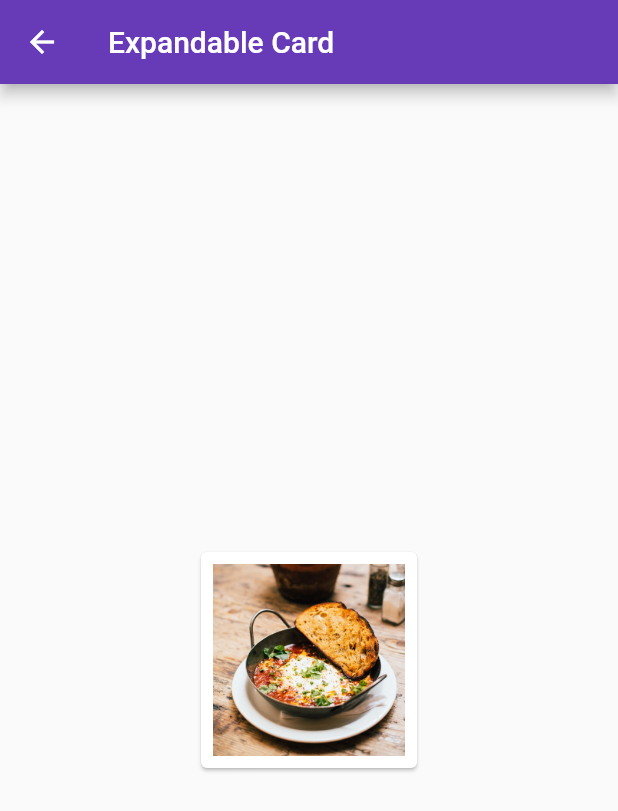
After one commit to jhk-im/flutter-samples, a Flutter app: the screen it shows after launch, after a tap on "Expandable Card", on a phone screen of 412 x 824 dp. The commit adds this screen. Shown: the top 811 px of the screen. Run offline on Flutter 3.47's test engine with Material 2 defaults, Android fonts, the phone set to English and light mode, and no system bars.

```diff
--- a/animations/lib/main.dart
+++ b/animations/lib/main.dart
@@ -5,6 +5,10 @@
 import 'package:flutter/material.dart';
 
 import 'src/basics/01_animated_container.dart';
+import 'src/basics/02_page_route_builder.dart';
+
+import 'src/misc/expand_card.dart';
+import 'src/misc/carousel.dart';
 
 void main() => runApp(const AnimationSamples());
 
@@ -29,6 +33,21 @@ final basicDemos = [
       name: 'AnimatedContainer',
       route: AnimatedContainerDemo.routeName,
       builder: (context) => const AnimatedContainerDemo()),
+  Demo(
+      name: 'PageRouteBuilder',
+      route: PageRouteBuilderDemo.routeName,
+      builder: (context) => const PageRouteBuilderDemo()),
+];
+
+final miscDemos = [
+  Demo(
+      name: 'Expandable Card',
+      route: ExpandCardDemo.routeName,
+      builder: (context) => const ExpandCardDemo()),
+  Demo(
+      name: 'Carousel',
+      route: CarouselDemo.routeName,
+      builder: (context) => CarouselDemo()),
 ];
 
 // Map<K, V>class
@@ -36,12 +55,16 @@ final basicDemos = [
 final basicDemoRoutes =
 Map.fromEntries(basicDemos.map((d) => MapEntry(d.route, d.builder)));
 
+final miscDemoRoutes =
+Map.fromEntries(miscDemos.map((d) => MapEntry(d.route, d.builder)));
+
 // routes 정의
 // MaterialApp 생성자에는 routes 를 정의할 수 있음
 // Map<String, WidgetBuilder> -> route + name 에서 경로를 만들어 builder 함수로 매핑
 // 해당 맵을 사용하여 onGenerateRoute callback 생
 final allRoutes = <String, WidgetBuilder>{
   ...basicDemoRoutes,
+  ...miscDemoRoutes,
 };
 
 // StatelessWidget -> 상태가 없는 widget
@@ -86,6 +109,8 @@ class HomePage extends StatelessWidget {
         children: [
           ListTile(title: Text('Basics', style: headerStyle)),
           ...basicDemos.map((d) => DemoTile(demo: d)),
+          ListTile(title: Text('Misc', style: headerStyle)),
+          ...miscDemos.map((d) => DemoTile(demo: d)),
         ],
       ),
     );
--- /dev/null
+++ b/animations/lib/src/misc/expand_card.dart
@@ -0,0 +1,94 @@
+// Copyright 2019 The Flutter team. All rights reserved.
+// Use of this source code is governed by a BSD-style license that can be
+// found in the LICENSE file.
+
+import 'package:flutter/material.dart';
+
+class ExpandCardDemo extends StatelessWidget {
+  const ExpandCardDemo({Key? key}) : super(key: key);
+  static const String routeName = '/misc/expand_card';
+
+  @override
+  Widget build(BuildContext context) {
+    return Scaffold(
+      appBar: AppBar(
+        title: const Text('Expandable Card'),
+      ),
+      body: const Center(
+        child: ExpandCard(),
+      ),
+    );
+  }
+}
+
+class ExpandCard extends StatefulWidget {
+  const ExpandCard({Key? key}) : super(key: key);
+  @override
+  _ExpandCardState createState() => _ExpandCardState();
+}
+
+class _ExpandCardState extends State<ExpandCard>
+    with SingleTickerProviderStateMixin {
+  static const Duration duration = Duration(milliseconds: 300);
+  bool selected = false;
+
+  double get size => selected ? 256 : 128;
+
+  void toggleExpanded() {
+    setState(() {
+      selected = !selected;
+    });
+  }
+
+  @override
+  Widget build(context) {
+    return GestureDetector(
+      onTap: () => toggleExpanded(),
+      child: Card(
+        child: Padding(
+          padding: const EdgeInsets.all(8.0),
+          child: AnimatedContainer(
+            duration: duration,
+            width: size,
+            height: size,
+            curve: Curves.ease,
+            child: AnimatedCrossFade(
+              duration: duration,
+              firstCurve: Curves.easeInOutCubic,
+              secondCurve: Curves.easeInOutCubic,
+              crossFadeState: selected
+                  ? CrossFadeState.showSecond
+                  : CrossFadeState.showFirst,
+              // Use Positioned.fill() to pass the constraints to its children.
+              // This allows the Images to use BoxFit.cover to cover the correct
+              // size
+              layoutBuilder:
+                  (topChild, topChildKey, bottomChild, bottomChildKey) {
+                return Stack(
+                  children: [
+                    Positioned.fill(
+                      key: bottomChildKey,
+                      child: bottomChild,
+                    ),
+                    Positioned.fill(
+                      key: topChildKey,
+                      child: topChild,
+                    ),
+                  ],
+                );
+              },
+              firstChild: Image.asset(
+                'assets/eat_cape_town_sm.jpg',
+                fit: BoxFit.cover,
+              ),
+              secondChild: Image.asset(
+                'assets/eat_new_orleans_sm.jpg',
+                fit: BoxFit.cover,
+              ),
+            ),
+          ),
+        ),
+      ),
+    );
+  }
+}
```
Also changed, not shown: animations/lib/src/basics/01_animated_container.dart (+13 -1 lines), animations/lib/src/basics/02_page_route_builder.dart (added, +57 -0 lines), animations/lib/src/misc/carousel.dart (added, +107 -0 lines), infinite_list_clone/analysis_options.yaml (added, +29 -0 lines), infinite_list_clone/lib/main.dart (added, +115 -0 lines), infinite_list_clone/pubspec.yaml (added, +89 -0 lines), 89 other files.
